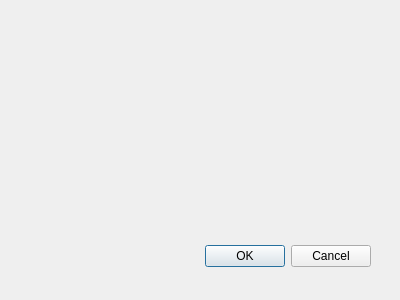
Before: the Qt Designer form GuiPG/src/View/Profil/config.ui in Diakakodo/GuiPG, drawn with Qt 5.
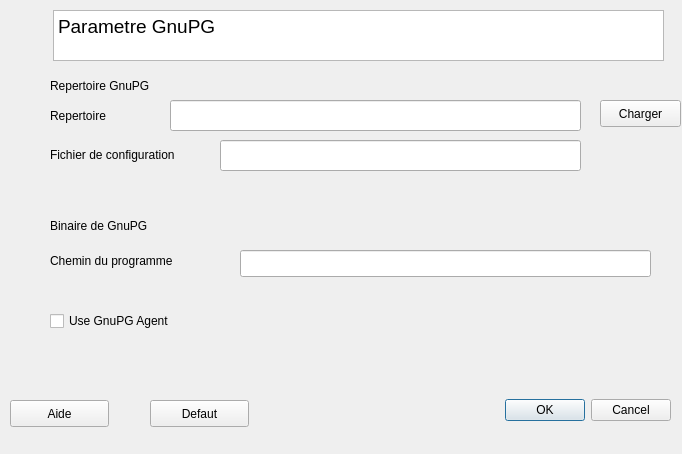
After: the same form once the commit is applied.

Commit message: creation de la vue sur la configuration

```diff
--- a/GuiPG/src/View/Profil/config.ui
+++ b/GuiPG/src/View/Profil/config.ui
@@ -8,29 +8,190 @@
    <rect>
     <x>0</x>
     <y>0</y>
-    <width>400</width>
-    <height>300</height>
+    <width>682</width>
+    <height>454</height>
    </rect>
   </property>
   <property name="windowTitle">
    <string>Dialog</string>
   </property>
+  <widget class="QLineEdit" name="lineEdit">
+   <property name="geometry">
+    <rect>
+     <x>220</x>
+     <y>140</y>
+     <width>361</width>
+     <height>31</height>
+    </rect>
+   </property>
+  </widget>
+  <widget class="QLineEdit" name="lineEdit_2">
+   <property name="geometry">
+    <rect>
+     <x>170</x>
+     <y>100</y>
+     <width>411</width>
+     <height>31</height>
+    </rect>
+   </property>
+  </widget>
+  <widget class="QPushButton" name="pushButton">
+   <property name="geometry">
+    <rect>
+     <x>600</x>
+     <y>100</y>
+     <width>81</width>
+     <height>27</height>
+    </rect>
+   </property>
+   <property name="text">
+    <string>Charger</string>
+   </property>
+  </widget>
   <widget class="QDialogButtonBox" name="buttonBox">
    <property name="geometry">
     <rect>
-     <x>30</x>
-     <y>240</y>
-     <width>341</width>
-     <height>32</height>
+     <x>490</x>
+     <y>390</y>
+     <width>181</width>
+     <height>41</height>
     </rect>
    </property>
-   <property name="orientation">
-    <enum>Qt::Horizontal</enum>
-   </property>
    <property name="standardButtons">
     <set>QDialogButtonBox::Cancel|QDialogButtonBox::Ok</set>
    </property>
   </widget>
+  <widget class="QCheckBox" name="checkBox">
+   <property name="geometry">
+    <rect>
+     <x>50</x>
+     <y>310</y>
+     <width>171</width>
+     <height>22</height>
+    </rect>
+   </property>
+   <property name="text">
+    <string>Use GnuPG Agent</string>
+   </property>
+  </widget>
+  <widget class="QLabel" name="label">
+   <property name="geometry">
+    <rect>
+     <x>50</x>
+     <y>100</y>
+     <width>131</width>
+     <height>31</height>
+    </rect>
+   </property>
+   <property name="text">
+    <string>Repertoire </string>
+   </property>
+  </widget>
+  <widget class="QLabel" name="label_2">
+   <property name="geometry">
+    <rect>
+     <x>50</x>
+     <y>139</y>
+     <width>221</width>
+     <height>31</height>
+    </rect>
+   </property>
+   <property name="text">
+    <string>Fichier de configuration</string>
+   </property>
+  </widget>
+  <widget class="QLabel" name="label_3">
+   <property name="geometry">
+    <rect>
+     <x>50</x>
+     <y>210</y>
+     <width>151</width>
+     <height>31</height>
+    </rect>
+   </property>
+   <property name="text">
+    <string>Binaire de GnuPG</string>
+   </property>
+  </widget>
+  <widget class="QLabel" name="label_4">
+   <property name="geometry">
+    <rect>
+     <x>50</x>
+     <y>250</y>
+     <width>171</width>
+     <height>21</height>
+    </rect>
+   </property>
+   <property name="text">
+    <string>Chemin du programme</string>
+   </property>
+  </widget>
+  <widget class="QLineEdit" name="lineEdit_3">
+   <property name="geometry">
+    <rect>
+     <x>240</x>
+     <y>250</y>
+     <width>411</width>
+     <height>27</height>
+    </rect>
+   </property>
+  </widget>
+  <widget class="QLabel" name="label_5">
+   <property name="geometry">
+    <rect>
+     <x>50</x>
+     <y>70</y>
+     <width>261</width>
+     <height>31</height>
+    </rect>
+   </property>
+   <property name="text">
+    <string>Repertoire GnuPG</string>
+   </property>
+  </widget>
+  <widget class="QPushButton" name="pushButton_2">
+   <property name="geometry">
+    <rect>
+     <x>10</x>
+     <y>400</y>
+     <width>99</width>
+     <height>27</height>
+    </rect>
+   </property>
+   <property name="text">
+    <string>Aide</string>
+   </property>
+  </widget>
+  <widget class="QPushButton" name="pushButton_3">
+   <property name="geometry">
+    <rect>
+     <x>150</x>
+     <y>400</y>
+     <width>99</width>
+     <height>27</height>
+    </rect>
+   </property>
+   <property name="text">
+    <string>Defaut</string>
+   </property>
+  </widget>
+  <widget class="QTextEdit" name="textEdit">
+   <property name="geometry">
+    <rect>
+     <x>53</x>
+     <y>10</y>
+     <width>611</width>
+     <height>51</height>
+    </rect>
+   </property>
+   <property name="html">
+    <string>&lt;!DOCTYPE HTML PUBLIC &quot;-//W3C//DTD HTML 4.0//EN&quot; &quot;http://www.w3.org/TR/REC-html40/strict.dtd&quot;&gt;
+&lt;html&gt;&lt;head&gt;&lt;meta name=&quot;qrichtext&quot; content=&quot;1&quot; /&gt;&lt;style type=&quot;text/css&quot;&gt;
+p, li { white-space: pre-wrap; }
+&lt;/style&gt;&lt;/head&gt;&lt;body style=&quot; font-family:'Ubuntu'; font-size:11pt; font-weight:400; font-style:normal;&quot;&gt;
+&lt;p style=&quot; margin-top:0px; margin-bottom:0px; margin-left:0px; margin-right:0px; -qt-block-indent:0; text-indent:0px;&quot;&gt;&lt;span style=&quot; font-size:14pt;&quot;&gt;Parametre GnuPG &lt;/span&gt;&lt;/p&gt;&lt;/body&gt;&lt;/html&gt;</string>
+   </property>
+  </widget>
  </widget>
  <pixmapfunction/>
  <resources/>
```
Left out of the diff: 40 changed lines with no effect on the pictures. The commit also changes 7 other files.
